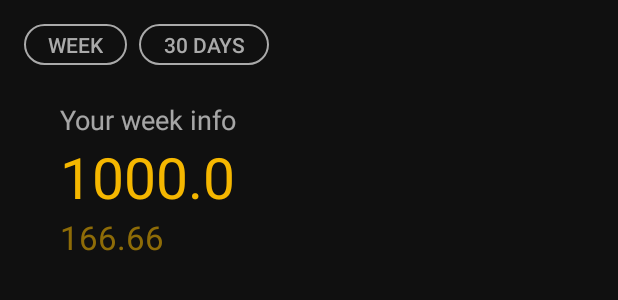
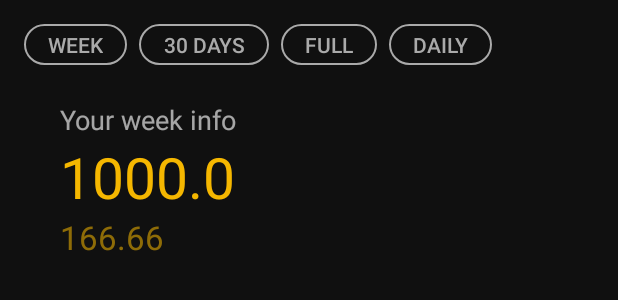
Before and after one commit to NevMem/MoneySaverAndroid, an Android app: the layout dashboard_page_descriptions.xml on its own in the app's theme, with its tools: preview values and no code run, on a phone screen of 412 x 824 dp. Shown: the top 300 px of the screen. Run offline under Robolectric (Android 15) with nearby library versions, the phone set to English and light mode, and no system bars; network calls fail.

Commit message:
MainPageWeekMonthInfo renamed into DashboardPageDescriptions + new added new tabs into it

```diff
--- a/app/src/main/java/com/nevmem/moneysaver/dagger/components/AppComponent.kt
+++ b/app/src/main/java/com/nevmem/moneysaver/dagger/components/AppComponent.kt
@@ -6,6 +6,7 @@ import com.nevmem.moneysaver.dagger.modules.DataModule
 import com.nevmem.moneysaver.dagger.modules.NetworkModule
 import com.nevmem.moneysaver.fragments.*
 import com.nevmem.moneysaver.fragments.adapters.HistoryFragmentAdapter
+import com.nevmem.moneysaver.fragments.DashboardPageDescriptions
 import com.nevmem.moneysaver.views.NewTemplateDialog
 import dagger.Component
 import javax.inject.Singleton
@@ -35,4 +36,5 @@ interface AppComponent {
     fun inject(settingsActivity: SettingsActivity)
     fun inject(historyFragmentAdapter: HistoryFragmentAdapter)
     fun inject(manageTagsWalletsAdapter: ManageTagsWalletsAdapter)
+    fun inject(dashboardPageDescriptions: DashboardPageDescriptions)
 }
--- a/app/src/main/java/com/nevmem/moneysaver/fragments/DashboardFragment.kt
+++ b/app/src/main/java/com/nevmem/moneysaver/fragments/DashboardFragment.kt
@@ -54,7 +54,6 @@ class DashboardFragment : Fragment() {
         app.appComponent.inject(this)
 
         infoRepo.info.observe(this, Observer {
-            weekMonthInfo.info = it
             trackedDays.text = it.trackedDays.toString()
             totalSpend.text = it.totalSpend.toString()
             averageSpend.text = it.average.toString()
--- a/app/src/main/res/layout/main_page_week_month_info.xml
+++ b/app/src/main/res/layout/dashboard_page_descriptions.xml
@@ -27,6 +27,28 @@
                 android:id="@+id/_30daysButton"
                 android:layout_width="wrap_content" android:layout_height="wrap_content"
                 android:text="@string/_30_days_string" style="@style/Widget.AppCompat.Button.Borderless.Colored"
+                android:background="@drawable/chip_like_button_selector"
+                android:paddingTop="4dp" android:paddingBottom="4dp"
+                android:paddingStart="16dp" android:paddingEnd="16dp"
+                android:minHeight="0dp" android:minWidth="0dp"
+                android:layout_marginStart="8dp"
+                android:textColor="@android:color/darker_gray"
+        />
+        <Button
+                android:id="@+id/fullButton"
+                android:layout_width="wrap_content" android:layout_height="wrap_content"
+                android:text="@string/full_button_string" style="@style/Widget.AppCompat.Button.Borderless.Colored"
+                android:background="@drawable/chip_like_button_selector"
+                android:paddingTop="4dp" android:paddingBottom="4dp"
+                android:paddingStart="16dp" android:paddingEnd="16dp"
+                android:minHeight="0dp" android:minWidth="0dp"
+                android:layout_marginStart="8dp"
+                android:textColor="@android:color/darker_gray"
+        />
+        <Button
+                android:id="@+id/fullDailyButton"
+                android:layout_width="wrap_content" android:layout_height="wrap_content"
+                android:text="@string/daily_button_string" style="@style/Widget.AppCompat.Button.Borderless.Colored"
                 android:background="@drawable/chip_like_button_selector"
                 android:paddingTop="4dp" android:paddingBottom="4dp"
                 android:paddingStart="16dp" android:paddingEnd="16dp"
--- a/app/src/main/res/layout/user_profile.xml
+++ b/app/src/main/res/layout/user_profile.xml
@@ -134,7 +134,8 @@
             android:layout_height="wrap_content"
             app:cardBackgroundColor="@color/profile_color"
     >
-        <com.nevmem.moneysaver.views.MainPageWeekMonthInfo
+        <fragment
+                android:name="com.nevmem.moneysaver.fragments.DashboardPageDescriptions"
                 android:id="@+id/weekMonthInfo"
                 android:layout_height="wrap_content" android:layout_width="match_parent"
         />
--- a/app/src/main/res/values/strings.xml
+++ b/app/src/main/res/values/strings.xml
@@ -76,4 +76,6 @@
     <string name="enter_field_for_template_string">Specify fields for new template</string>
     <string name="enter_string_string">Enter string</string>
     <string name="use_it_button_string">USE IT</string>
+    <string name="full_button_string">Full</string>
+    <string name="daily_button_string">Daily</string>
 </resources>
```
Also changed, not shown: app/src/main/java/com/nevmem/moneysaver/fragments/DashboardPageDescriptions.kt (added, +100 -0 lines), app/src/main/java/com/nevmem/moneysaver/views/MainPageWeekMonthInfo.kt (deleted, +0 -59 lines).
